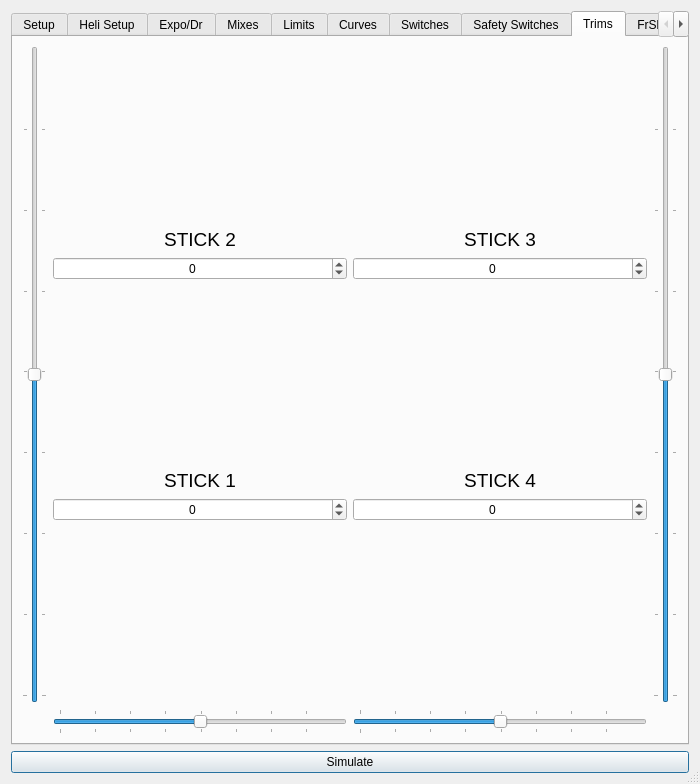
Above: src/modeledit.ui from xhorizont/eepe before the change. Below: the same form after it.
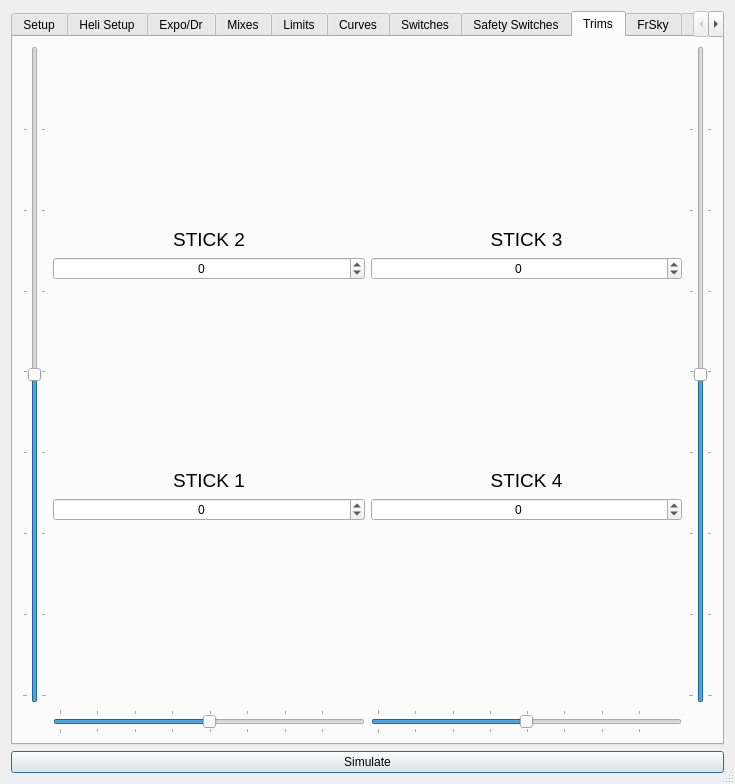
That is the form after the change. The open tabs and pages were chosen to show the change. Icons and pictures are not drawn.

Patch:
```diff
--- a/src/modeledit.ui
+++ b/src/modeledit.ui
@@ -6,7 +6,7 @@
    <rect>
     <x>0</x>
     <y>0</y>
-    <width>700</width>
+    <width>735</width>
     <height>784</height>
    </rect>
   </property>
```
Left out of the diff: 2 changed lines with no effect on the pictures.
